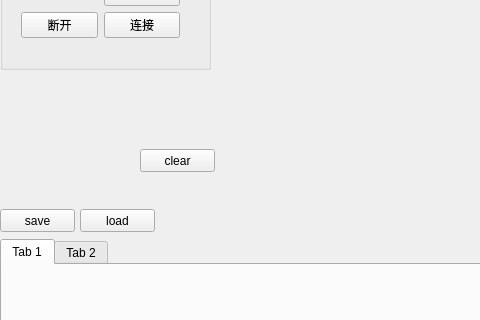
Above: ProtocolAnalyze/protocolanalyze.ui from qingfengforum/ProtocolAnalyze before the change; both pictures show x 0 to 480 and y 227 to 547 of the 799 by 674 pixel window. Below: the same form after it.
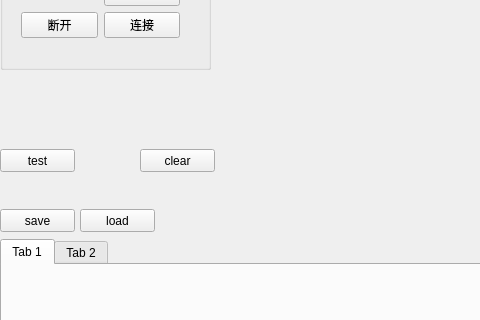
That is the form after the change.

Commit message: - add myselfbutton class

Patch:
```diff
--- a/ProtocolAnalyze/protocolanalyze.ui
+++ b/ProtocolAnalyze/protocolanalyze.ui
@@ -219,6 +219,19 @@
      <string>clear</string>
     </property>
    </widget>
+   <widget class="QPushButton" name="pushBtn_test">
+    <property name="geometry">
+     <rect>
+      <x>0</x>
+      <y>340</y>
+      <width>75</width>
+      <height>23</height>
+     </rect>
+    </property>
+    <property name="text">
+     <string>test</string>
+    </property>
+   </widget>
   </widget>
   <widget class="QMenuBar" name="menuBar">
    <property name="geometry">
```
The commit also changes 13 other files.
